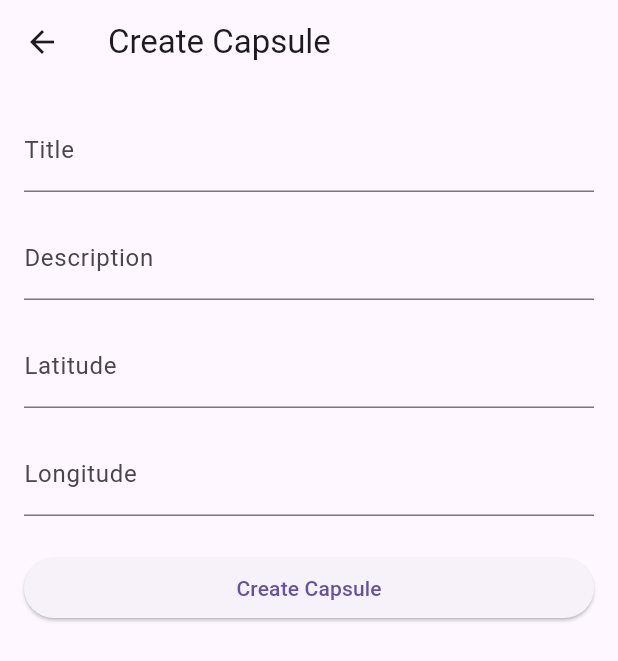
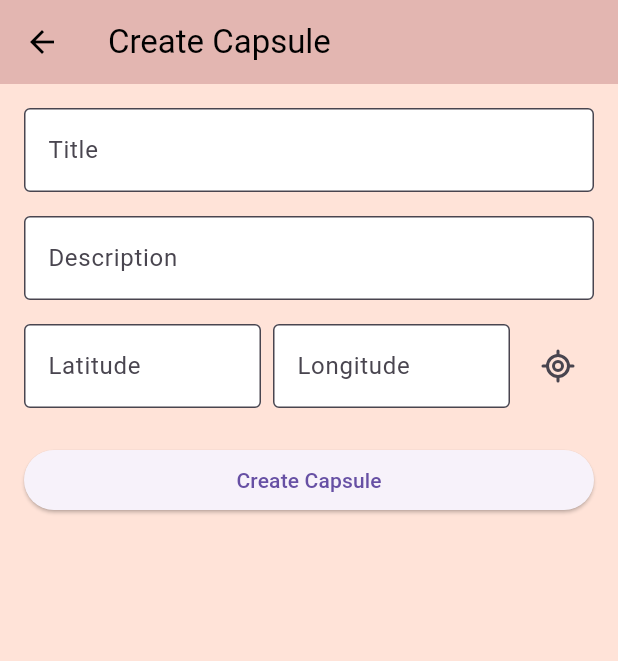
Before and after one commit to SteveCiliaMcast/digital_time_capsule, a Flutter app: the screen it shows after launch, after a tap on the "add" icon, on a phone screen of 412 x 824 dp. Shown: the top 661 px of the screen. Run offline on Flutter 3.47's test engine with Material 3 defaults, Android fonts, the phone set to English and light mode, and no system bars; our stand-ins replace firebase_core, location, lucide_icons; accounts and stored records are empty.

Commit message:
Add location services and update UI for capsule creation

```diff
--- /dev/null
+++ b/lib/capsule_form.dart
@@ -0,0 +1,81 @@
+import 'package:flutter/material.dart';
+import 'package:lucide_icons/lucide_icons.dart'; // For the location icon
+
+class CapsuleForm extends StatelessWidget {
+  final TextEditingController titleController;
+  final TextEditingController descriptionController;
+  final TextEditingController latitudeController;
+  final TextEditingController longitudeController;
+  final VoidCallback getCurrentLocation;
+  final VoidCallback submitForm;
+
+  const CapsuleForm({
+    super.key,
+    required this.titleController,
+    required this.descriptionController,
+    required this.latitudeController,
+    required this.longitudeController,
+    required this.getCurrentLocation,
+    required this.submitForm,
+  });
+
+  @override
+  Widget build(BuildContext context) {
+    return Column(
+      mainAxisAlignment: MainAxisAlignment.start, // Moves form lower
+      crossAxisAlignment: CrossAxisAlignment.stretch,
+      children: [
+        _buildTextField(titleController, 'Title'),
+        const SizedBox(height: 16),
+        _buildTextField(descriptionController, 'Description'),
+        const SizedBox(height: 16),
+
+        // Latitude & Longitude Row
+        Row(
+          children: [
+            Expanded(
+                child: _buildTextField(latitudeController, 'Latitude',
+                    keyboardType: TextInputType.number)),
+            const SizedBox(width: 8), // Space between fields
+            Expanded(
+                child: _buildTextField(longitudeController, 'Longitude',
+                    keyboardType: TextInputType.number)),
+            const SizedBox(width: 8),
+            // Location Button
+            IconButton(
+              icon: const Icon(LucideIcons.locateFixed), // Location icon
+              onPressed: getCurrentLocation,
+              tooltip: 'Get Current Location',
+            ),
+          ],
+        ),
+        const SizedBox(height: 24),
+
+        // Submit Button
+        ElevatedButton(
+          onPressed: submitForm,
+          child: const Text('Create Capsule'),
+        ),
+      ],
+    );
+  }
+
+  Widget _buildTextField(TextEditingController controller, String label,
+      {TextInputType keyboardType = TextInputType.text}) {
+    return TextFormField(
+      controller: controller,
+      decoration: InputDecoration(labelText: label),
+      keyboardType: keyboardType,
+      validator: (value) {
+        if (value == null || value.isEmpty) {
+          return 'Please enter $label';
+        }
+        if (keyboardType == TextInputType.number &&
+            double.tryParse(value) == null) {
+          return 'Please enter a valid number';
+        }
+        return null;
+      },
+    );
+  }
+}
--- a/lib/create_screen.dart
+++ b/lib/create_screen.dart
@@ -1,4 +1,6 @@
 import 'package:flutter/material.dart';
+import 'package:location/location.dart';
+import 'capsule_form.dart';
 
 class CreateScreen extends StatefulWidget {
   const CreateScreen({super.key});
@@ -8,27 +10,44 @@ class CreateScreen extends StatefulWidget {
 }
 
 class _CreateScreenState extends State<CreateScreen> {
-  final _formKey = GlobalKey<FormState>(); // To validate form
+  final _formKey = GlobalKey<FormState>();
   final TextEditingController _titleController = TextEditingController();
   final TextEditingController _descriptionController = TextEditingController();
   final TextEditingController _latitudeController = TextEditingController();
   final TextEditingController _longitudeController = TextEditingController();
+  final Location _location = Location();
 
-  // Submit function to handle form submission
+  void _getCurrentLocation() async {
+    try {
+      bool serviceEnabled = await _location.serviceEnabled();
+      if (!serviceEnabled) {
+        serviceEnabled = await _location.requestService();
+        if (!serviceEnabled) return;
+      }
+
+      PermissionStatus permissionGranted = await _location.hasPermission();
+      if (permissionGranted == PermissionStatus.denied) {
+        permissionGranted = await _location.requestPermission();
+        if (permissionGranted != PermissionStatus.granted) return;
+      }
+
+      LocationData currentLocation = await _location.getLocation();
+      setState(() {
+        _latitudeController.text = currentLocation.latitude.toString();
+        _longitudeController.text = currentLocation.longitude.toString();
+      });
+    } catch (e) {
+      // ignore: use_build_context_synchronously
+      ScaffoldMessenger.of(context).showSnackBar(
+        SnackBar(content: Text('Failed to get location: $e')),
+      );
+    }
+  }
+
   void _submitForm() {
     if (_formKey.currentState!.validate()) {
-      // Here you can save the data (e.g., to Firebase)
-      String title = _titleController.text;
-      String description = _descriptionController.text;
-      double latitude = double.tryParse(_latitudeController.text) ?? 0.0;
-      double longitude = double.tryParse(_longitudeController.text) ?? 0.0;
-
-      // Example: Just print the input values to the console
-      print('Capsule created with title: $title');
-      print('Description: $description');
-      print('Location: $latitude, $longitude');
-
-      // You can navigate back or show a success message
+      print(
+          'Capsule Created: ${_titleController.text}, ${_latitudeController.text}, ${_longitudeController.text}');
       Navigator.pop(context);
     }
   }
@@ -41,83 +60,13 @@ class _CreateScreenState extends State<CreateScreen> {
         padding: const EdgeInsets.all(16.0),
         child: Form(
           key: _formKey,
-          child: Column(
-            crossAxisAlignment: CrossAxisAlignment.stretch,
-            children: [
-              // Title Input Field
-              TextFormField(
-                controller: _titleController,
-                decoration: const InputDecoration(
-                  labelText: 'Title',
-                ),
-                validator: (value) {
-                  if (value == null || value.isEmpty) {
-                    return 'Please enter a title';
-                  }
-                  return null;
-                },
-              ),
-              const SizedBox(height: 16),
-
-              // Description Input Field
-              TextFormField(
-                controller: _descriptionController,
-                decoration: const InputDecoration(
-                  labelText: 'Description',
-                ),
-                validator: (value) {
-                  if (value == null || value.isEmpty) {
-                    return 'Please enter a description';
-                  }
-                  return null;
-                },
-              ),
-              const SizedBox(height: 16),
-
-              // Latitude Input Field
-              TextFormField(
-                controller: _latitudeController,
-                decoration: const InputDecoration(
-                  labelText: 'Latitude',
-                ),
-                keyboardType: TextInputType.number,
-                validator: (value) {
-                  if (value == null || value.isEmpty) {
-                    return 'Please enter a latitude';
-                  }
-                  if (double.tryParse(value) == null) {
-                    return 'Please enter a valid number';
-                  }
-                  return null;
-                },
-              ),
-              const SizedBox(height: 16),
-
-              // Longitude Input Field
-              TextFormField(
-                controller: _longitudeController,
-                decoration: const InputDecoration(
-                  labelText: 'Longitude',
-                ),
-                keyboardType: TextInputType.number,
-                validator: (value) {
-                  if (value == null || value.isEmpty) {
-                    return 'Please enter a longitude';
-                  }
-                  if (double.tryParse(value) == null) {
-                    return 'Please enter a valid number';
-                  }
-                  return null;
-                },
-              ),
-              const SizedBox(height: 24),
-
-              // Submit Button
-              ElevatedButton(
-                onPressed: _submitForm,
-                child: const Text('Create Capsule'),
-              ),
-            ],
+          child: CapsuleForm(
+            titleController: _titleController,
+            descriptionController: _descriptionController,
+            latitudeController: _latitudeController,
+            longitudeController: _longitudeController,
+            getCurrentLocation: _getCurrentLocation,
+            submitForm: _submitForm,
           ),
         ),
       ),
--- a/lib/main.dart
+++ b/lib/main.dart
@@ -1,13 +1,7 @@
-import 'package:firebase_core/firebase_core.dart';
 import 'package:flutter/material.dart';
-import 'firebase_options.dart';
-import 'create_screen.dart'; // Import the new screen
+import 'create_screen.dart';
 
-void main() async {
-  WidgetsFlutterBinding.ensureInitialized();
-  await Firebase.initializeApp(
-    options: DefaultFirebaseOptions.currentPlatform,
-  );
+void main() {
   runApp(const MainApp());
 }
 
@@ -16,8 +10,24 @@ class MainApp extends StatelessWidget {
 
   @override
   Widget build(BuildContext context) {
-    return const MaterialApp(
-      home: MainScreen(),
+    return MaterialApp(
+      theme: ThemeData(
+        primaryColor: const Color(0xFFE3B6B1),
+        scaffoldBackgroundColor: const Color(0xFFFFE3D8),
+        appBarTheme: const AppBarTheme(
+          backgroundColor: Color(0xFFE3B6B1),
+          foregroundColor: Colors.black,
+        ),
+        floatingActionButtonTheme: const FloatingActionButtonThemeData(
+          backgroundColor: Color(0xFF845162),
+        ),
+        inputDecorationTheme: const InputDecorationTheme(
+          filled: true,
+          fillColor: Colors.white,
+          border: OutlineInputBorder(),
+        ),
+      ),
+      home: const MainScreen(),
     );
   }
 }
@@ -28,24 +38,16 @@ class MainScreen extends StatelessWidget {
   @override
   Widget build(BuildContext context) {
     return Scaffold(
-      appBar: AppBar(title: const Text("Main Screen")),
-      body: const Center(
-        child: Text("Main Screen", style: TextStyle(fontSize: 24)),
-      ),
-      floatingActionButton: Align(
-        alignment: Alignment.bottomRight,
-        child: Padding(
-          padding: const EdgeInsets.all(16.0), // Adjust padding for positioning
-          child: FloatingActionButton(
+      appBar: AppBar(title: const Text("Digital Time Capsule")),
+      body: const Center(child: Text("Map will be here")),
+      floatingActionButton: FloatingActionButton(
         onPressed: () {
           Navigator.push(
             context,
             MaterialPageRoute(builder: (context) => const CreateScreen()),
           );
         },
-            child: const Icon(Icons.add), // "+" icon
-          ),
-        ),
+        child: const Icon(Icons.add),
       ),
     );
   }
--- a/pubspec.yaml
+++ b/pubspec.yaml
@@ -14,6 +14,7 @@ dependencies:
   flutter_map: ^6.0.0
   latlong2: ^0.9.0  # Required for handling coordinates
   location: ^5.0.3  # For getting the user's location
+  lucide_icons: ^0.257.0
 
 
 dev_dependencies:
```
Also changed, not shown: lib/location_service.dart (added, +46 -0 lines), pubspec.lock, 1 other file. Lines whose indentation alone changed are shown as unchanged.
